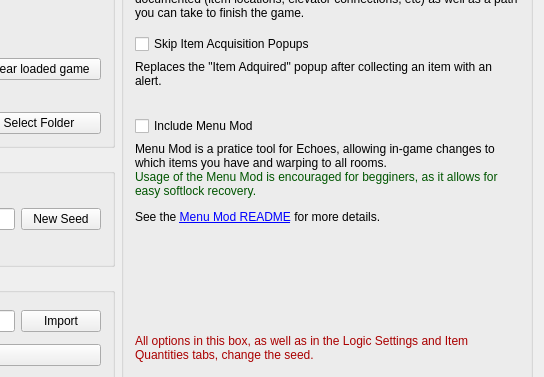
The window that randovania/gui/iso_management_window.ui (randovania/randovania) describes before a commit, drawn with Qt 5; both pictures show x 308 to 852 and y 90 to 467 of the 852 by 607 pixel window.
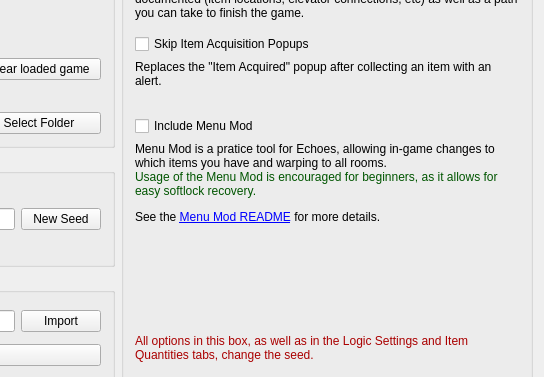
The same window after the commit.

What changed in the file:
```diff
--- a/randovania/gui/iso_management_window.ui
+++ b/randovania/gui/iso_management_window.ui
@@ -671,7 +671,7 @@
           </size>
          </property>
          <property name="text">
-          <string>&lt;html&gt;&lt;head/&gt;&lt;body&gt;&lt;p&gt;Replaces the &amp;quot;Item Adquired&amp;quot; popup after collecting an item with an alert.&lt;/p&gt;&lt;/body&gt;&lt;/html&gt;</string>
+          <string>&lt;html&gt;&lt;head/&gt;&lt;body&gt;&lt;p&gt;Replaces the &amp;quot;Item Acquired&amp;quot; popup after collecting an item with an alert.&lt;/p&gt;&lt;/body&gt;&lt;/html&gt;</string>
          </property>
          <property name="alignment">
           <set>Qt::AlignLeading|Qt::AlignLeft|Qt::AlignTop</set>
@@ -684,7 +684,7 @@
        <item row="6" column="0">
         <widget class="QLabel" name="include_menu_mod_label">
          <property name="text">
-          <string>&lt;html&gt;&lt;head/&gt;&lt;body&gt;&lt;p&gt;Menu Mod is a pratice tool for Echoes, allowing in-game changes to which items you have and warping to all rooms.&lt;br/&gt;&lt;span style=&quot; color:#005500;&quot;&gt;Usage of the Menu Mod is encouraged for begginers, as it allows for easy softlock recovery.&lt;/span&gt;&lt;/p&gt;&lt;p&gt;See the &lt;a href=&quot;https://www.dropbox.com/s/yhqqafaxfo3l4vn/Echoes%20Menu.7z?file_subpath=%2FEchoes+Menu%2Freadme.txt&quot;&gt;&lt;span style=&quot; text-decoration: underline; color:#0000ff;&quot;&gt;Menu Mod README&lt;/span&gt;&lt;/a&gt; for more details.&lt;/p&gt;&lt;/body&gt;&lt;/html&gt;</string>
+          <string>&lt;html&gt;&lt;head/&gt;&lt;body&gt;&lt;p&gt;Menu Mod is a pratice tool for Echoes, allowing in-game changes to which items you have and warping to all rooms.&lt;br/&gt;&lt;span style=&quot; color:#005500;&quot;&gt;Usage of the Menu Mod is encouraged for beginners, as it allows for easy softlock recovery.&lt;/span&gt;&lt;/p&gt;&lt;p&gt;See the &lt;a href=&quot;https://www.dropbox.com/s/yhqqafaxfo3l4vn/Echoes%20Menu.7z?file_subpath=%2FEchoes+Menu%2Freadme.txt&quot;&gt;&lt;span style=&quot; text-decoration: underline; color:#0000ff;&quot;&gt;Menu Mod README&lt;/span&gt;&lt;/a&gt; for more details.&lt;/p&gt;&lt;/body&gt;&lt;/html&gt;</string>
          </property>
          <property name="alignment">
           <set>Qt::AlignLeading|Qt::AlignLeft|Qt::AlignTop</set>
```
